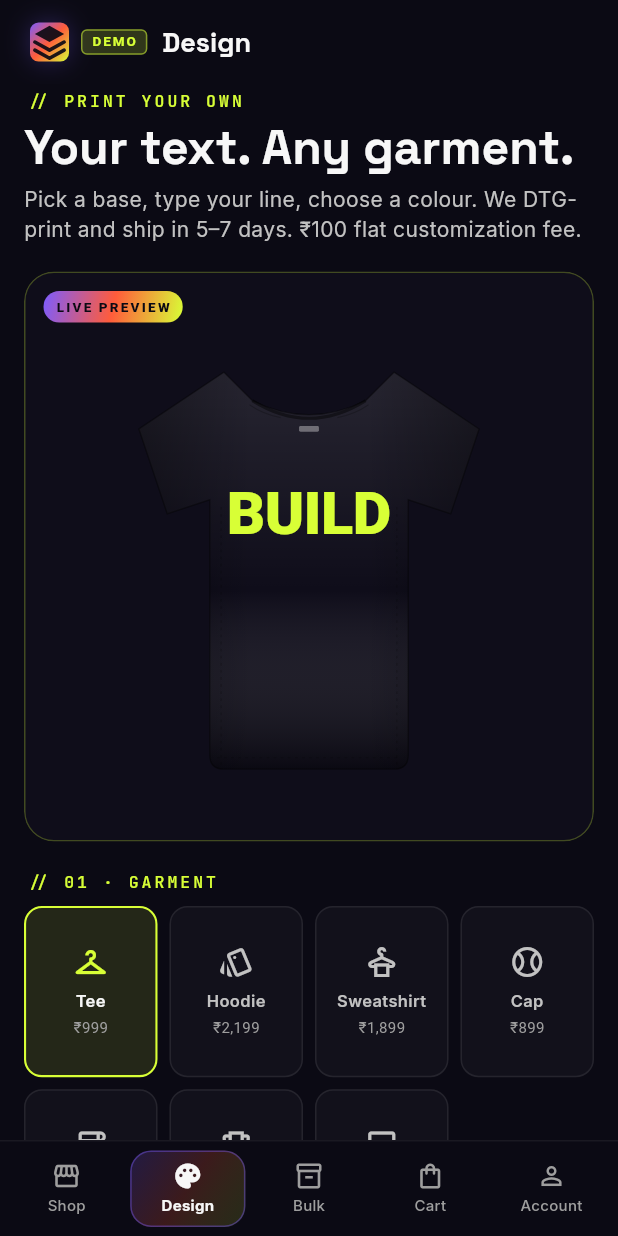
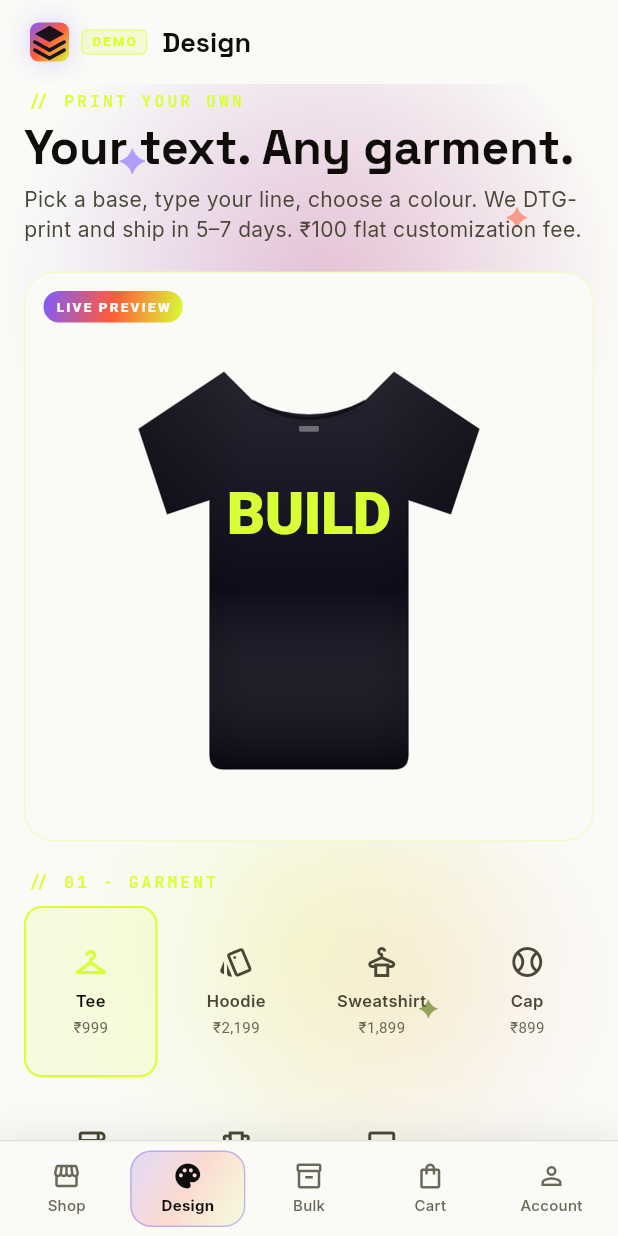
Before and after one commit to Vashishtvineet01/The-wearco, a Flutter app: the screen it shows after launch, item 2 of the bottom bar chosen, on a phone screen of 412 x 824 dp. Run offline on Flutter 3.47's test engine with Material 3 defaults, Android fonts, the phone set to English and light mode, and no system bars; our stand-ins replace dio, flutter_riverpod, go_router, google_fonts, shared_preferences; network calls fail.

Commit message:
feat(mobile): port web's paper + aurora theme to the Flutter app
The mobile app was still on the old dark theme (ink950 scaffold, white-on-
black cards) while the web had pivoted to paper + aurora washes weeks ago.
Port the full web palette + the two signature visual widgets.

core/theme/app_theme.dart
- Add paper50..paper900 palette matching web globals.css
- Signal palette gains limeInk and violetInk ink-variants (readable as text
  on cream — same as web signal.limeInk/violetInk)
- Switch ThemeData.dark -> ThemeData.light + ColorScheme.light
- scaffoldBackgroundColor: paper50, AppBar: paper50, Cards: paper100
- Inputs, buttons, dividers all re-tuned for the light base
- Legacy AppColors.ink* kept as back-compat aliases so every existing
  reference keeps working (ink950 -> paper50, ink50 -> paper900, etc.)

widgets/aurora_backdrop.dart (new)
- Mobile equivalent of web <Aurora /> + spotlight-* utilities
- 4 radial colour blobs + 3 drifting ✦ sparkles behind every tab
- 4 palettes: violet / sunrise / ocean / mint

widgets/brand_loader.dart (new)
- Mobile equivalent of web <BrandLoader />
- Spinning 5-colour conic ring (CustomPainter + SweepGradient+GradientRotation)
- Soft blurred aurora glow behind the ring
- Pulsing lime core + blinking eyebrow dot
- Gradient headline via ShaderMask
- 3 staggered bouncing dots next to 'almost there'

features/shell/home_shell.dart
- Wrap IndexedStack in AuroraBackdrop, rotate palette per tab:
  Shop=sunrise, Design=violet, Bulk=mint, Cart=ocean, Account=sunrise
- Bottom nav now paper50 with soft upward shadow instead of dark bar

features/*/{shop,design,bulk,cart,account}_screen.dart
- Scaffold backgroundColor: Colors.transparent so the shell's aurora
  backdrop bleeds through every tab

features/shop + features/product
- CircularProgressIndicator -> BrandLoader with per-screen eyebrow/title

Co-authored-by: Cursor <cursoragent@cursor.com>

````diff
--- a/mobile/lib/core/theme/app_theme.dart
+++ b/mobile/lib/core/theme/app_theme.dart
@@ -1,20 +1,30 @@
 import 'package:flutter/material.dart';
 import 'package:google_fonts/google_fonts.dart';
 
-/// Brand palette — mirrors the web `tailwind.config.ts` (aurora refresh).
+/// Brand palette — mirrors the web `tailwind.config.ts` + `globals.css`.
+///
+/// The app was originally dark-first (ink950 scaffold, ink50 text).
+/// The web pivoted to a warm paper base with aurora washes, so we did
+/// the same here while preserving every existing `AppColors.ink*`
+/// reference — the ink tokens are now semantic aliases of the
+/// corresponding paper shade (so `ink950` as "primary surface" still
+/// renders as the lightest paper, and `ink50` as "primary text" still
+/// renders as the darkest paper).
 class AppColors {
-  // Ink scale — warmer midnight, not pure black
-  static const Color ink50 = Color(0xFFF7F7F7);
-  static const Color ink100 = Color(0xFFE5E5E5);
-  static const Color ink200 = Color(0xFFC2C2C2);
-  static const Color ink300 = Color(0xFF9E9E9E);
-  static const Color ink400 = Color(0xFF7A7A7A);
-  static const Color ink700 = Color(0xFF211F2C);
-  static const Color ink800 = Color(0xFF161423);
-  static const Color ink900 = Color(0xFF0F0D1A);
-  static const Color ink950 = Color(0xFF0B0A14);
+  // ───────────────────────── Paper palette (web-matched) ─────────────────
+  // Lightest → darkest. 50 is the scaffold, 900 is the primary text.
+  static const Color paper50 = Color(0xFFFAFAF7);  // scaffold
+  static const Color paper100 = Color(0xFFF2F1EA); // card surface
+  static const Color paper200 = Color(0xFFE5E4D9); // borders / muted fill
+  static const Color paper300 = Color(0xFFC9C7B9); // subtle borders
+  static const Color paper400 = Color(0xFFA8A595); // disabled text
+  static const Color paper500 = Color(0xFF8A8778); // tertiary text
+  static const Color paper600 = Color(0xFF6B6859); // secondary text
+  static const Color paper700 = Color(0xFF4A4737); // body text
+  static const Color paper800 = Color(0xFF2A281E); // heading text
+  static const Color paper900 = Color(0xFF0F0D0A); // primary text
 
-  // Signal accents (aurora)
+  // ─────────────── Signal accents (aurora — unchanged from web) ──────────
   static const Color signalLime = Color(0xFFD8FF36);
   static const Color signalCoral = Color(0xFFFF5C3B);
   static const Color signalViolet = Color(0xFF7C5CFF);
@@ -22,43 +32,66 @@ class AppColors {
   static const Color signalPeach = Color(0xFFFF9A6B);
   static const Color signalMint = Color(0xFF5EE3B4);
 
-  // Signature aurora gradient
+  // Ink variants that stay readable as text on cream (web uses these too).
+  static const Color signalLimeInk = Color(0xFF4A6B00);
+  static const Color signalVioletInk = Color(0xFF4A2BFF);
+
+  // Signature aurora gradient — used for CTAs, chips, bottom-nav pill, etc.
   static const LinearGradient auroraGradient = LinearGradient(
     begin: Alignment.topLeft,
     end: Alignment.bottomRight,
     colors: [signalViolet, signalCoral, signalLime],
   );
+
+  // ─────────────── Legacy ink aliases (back-compat with existing code) ──
+  // Any widget still using `AppColors.ink*` keeps working — the semantics
+  // flip for a light theme:
+  //   - ink950 / ink900 were the dark scaffold → now the lightest paper.
+  //   - ink50 / ink100 were the lightest text  → now the darkest text.
+  //   - mid-range ink shades become mid-range paper shades.
+  static const Color ink50 = paper900;   // primary text
+  static const Color ink100 = paper800;  // heading text
+  static const Color ink200 = paper700;  // body text
+  static const Color ink300 = paper600;  // secondary text
+  static const Color ink400 = paper500;  // tertiary text
+  static const Color ink700 = paper200;  // muted fill / borders
+  static const Color ink800 = paper100;  // card surface
+  static const Color ink900 = paper50;   // scaffold
+  static const Color ink950 = paper50;   // scaffold
 }
 
 ThemeData buildAppTheme() {
-  final base = ThemeData.dark(useMaterial3: true);
+  final base = ThemeData.light(useMaterial3: true);
   final displayFont = GoogleFonts.spaceGrotesk;
   final bodyFont = GoogleFonts.inter;
   final monoFont = GoogleFonts.jetBrainsMono;
 
   return base.copyWith(
-    colorScheme: const ColorScheme.dark(
-      brightness: Brightness.dark,
-      primary: AppColors.signalLime,
-      onPrimary: AppColors.ink950,
-      secondary: AppColors.signalViolet,
-      onSecondary: AppColors.ink50,
-      surface: AppColors.ink900,
-      onSurface: AppColors.ink50,
+    colorScheme: const ColorScheme.light(
+      brightness: Brightness.light,
+      primary: AppColors.signalVioletInk,
+      onPrimary: AppColors.paper50,
+      secondary: AppColors.signalCoral,
+      onSecondary: AppColors.paper50,
+      surface: AppColors.paper50,
+      onSurface: AppColors.paper900,
+      surfaceContainerHighest: AppColors.paper100,
       error: AppColors.signalCoral,
-      onError: AppColors.ink50,
+      onError: AppColors.paper50,
+      outline: AppColors.paper200,
     ),
-    scaffoldBackgroundColor: AppColors.ink950,
-    canvasColor: AppColors.ink950,
+    scaffoldBackgroundColor: AppColors.paper50,
+    canvasColor: AppColors.paper50,
     appBarTheme: AppBarTheme(
-      backgroundColor: AppColors.ink950,
-      foregroundColor: AppColors.ink50,
+      backgroundColor: AppColors.paper50,
+      foregroundColor: AppColors.paper900,
+      surfaceTintColor: Colors.transparent,
       elevation: 0,
       centerTitle: false,
       titleTextStyle: displayFont(
         fontSize: 18,
         fontWeight: FontWeight.w700,
-        color: AppColors.ink50,
+        color: AppColors.paper900,
       ),
     ),
     textTheme: base.textTheme
@@ -66,84 +99,87 @@ ThemeData buildAppTheme() {
           displayLarge: displayFont(
             fontSize: 44,
             fontWeight: FontWeight.w700,
-            color: AppColors.ink50,
+            color: AppColors.paper900,
             height: 1.0,
             letterSpacing: -0.5,
           ),
           displayMedium: displayFont(
             fontSize: 32,
             fontWeight: FontWeight.w700,
-            color: AppColors.ink50,
+            color: AppColors.paper900,
             height: 1.05,
           ),
           headlineMedium: displayFont(
             fontSize: 22,
             fontWeight: FontWeight.w600,
-            color: AppColors.ink50,
+            color: AppColors.paper900,
           ),
           titleLarge: displayFont(
             fontSize: 16,
             fontWeight: FontWeight.w600,
-            color: AppColors.ink50,
+            color: AppColors.paper900,
           ),
           titleMedium: displayFont(
             fontSize: 14,
             fontWeight: FontWeight.w600,
-            color: AppColors.ink50,
+            color: AppColors.paper900,
           ),
           bodyLarge: bodyFont(
             fontSize: 16,
-            color: AppColors.ink100,
+            color: AppColors.paper800,
             height: 1.45,
           ),
           bodyMedium: bodyFont(
             fontSize: 14,
-            color: AppColors.ink200,
+            color: AppColors.paper700,
             height: 1.45,
           ),
           bodySmall: bodyFont(
             fontSize: 12,
-            color: AppColors.ink300,
+            color: AppColors.paper600,
           ),
           labelMedium: monoFont(
             fontSize: 11,
-            color: AppColors.ink300,
+            color: AppColors.paper600,
             letterSpacing: 2,
           ),
           labelSmall: monoFont(
             fontSize: 10,
-            color: AppColors.ink400,
+            color: AppColors.paper500,
             letterSpacing: 1.8,
           ),
         ),
     inputDecorationTheme: InputDecorationTheme(
       filled: true,
-      fillColor: Colors.black.withValues(alpha: 0.4),
+      fillColor: AppColors.paper100.withValues(alpha: 0.7),
       border: OutlineInputBorder(
-        borderRadius: BorderRadius.circular(10),
-        borderSide: const BorderSide(color: Colors.white10),
+        borderRadius: BorderRadius.circular(12),
+        borderSide: const BorderSide(color: AppColors.paper200),
       ),
       enabledBorder: OutlineInputBorder(
-        borderRadius: BorderRadius.circular(10),
-        borderSide: const BorderSide(color: Colors.white10),
+        borderRadius: BorderRadius.circular(12),
+        borderSide: const BorderSide(color: AppColors.paper200),
       ),
       focusedBorder: OutlineInputBorder(
-        borderRadius: BorderRadius.circular(10),
-        borderSide: BorderSide(color: AppColors.signalLime.withValues(alpha: 0.5)),
+        borderRadius: BorderRadius.circular(12),
+        borderSide: BorderSide(
+          color: AppColors.signalVioletInk.withValues(alpha: 0.5),
+          width: 1.5,
+        ),
       ),
       labelStyle: monoFont(
         fontSize: 11,
-        color: AppColors.ink300,
+        color: AppColors.paper600,
         letterSpacing: 2,
       ),
-      hintStyle: bodyFont(fontSize: 14, color: AppColors.ink400),
+      hintStyle: bodyFont(fontSize: 14, color: AppColors.paper500),
     ),
     elevatedButtonTheme: ElevatedButtonThemeData(
       style: ElevatedButton.styleFrom(
-        // Note: Material ElevatedButton doesn't support gradients natively;
-        // wrap in an Ink / DecoratedBox at call site for the full aurora look.
-        backgroundColor: AppColors.signalViolet,
-        foregroundColor: AppColors.ink50,
+        // Material's ElevatedButton doesn't support gradients directly;
+        // call sites wrap with a DecoratedBox for the full aurora look.
+        backgroundColor: AppColors.signalVioletInk,
+        foregroundColor: AppColors.paper50,
         padding: const EdgeInsets.symmetric(horizontal: 20, vertical: 14),
         shape: RoundedRectangleBorder(
           borderRadius: BorderRadius.circular(999),
@@ -156,8 +192,8 @@ ThemeData buildAppTheme() {
     ),
     outlinedButtonTheme: OutlinedButtonThemeData(
       style: OutlinedButton.styleFrom(
-        foregroundColor: AppColors.ink50,
-        side: const BorderSide(color: Colors.white24),
+        foregroundColor: AppColors.paper900,
+        side: const BorderSide(color: AppColors.paper300),
         padding: const EdgeInsets.symmetric(horizontal: 20, vertical: 14),
         shape: RoundedRectangleBorder(
           borderRadius: BorderRadius.circular(999),
@@ -165,14 +201,15 @@ ThemeData buildAppTheme() {
       ),
     ),
     cardTheme: CardThemeData(
-      color: Colors.white.withValues(alpha: 0.02),
+      color: AppColors.paper100.withValues(alpha: 0.7),
       elevation: 0,
       shape: RoundedRectangleBorder(
-        side: const BorderSide(color: Colors.white10),
+        side: const BorderSide(color: AppColors.paper200),
         borderRadius: BorderRadius.circular(16),
       ),
       margin: EdgeInsets.zero,
     ),
-    dividerColor: Colors.white10,
+    dividerColor: AppColors.paper200,
+    iconTheme: const IconThemeData(color: AppColors.paper800),
   );
 }
--- a/mobile/lib/features/account/account_screen.dart
+++ b/mobile/lib/features/account/account_screen.dart
@@ -65,6 +65,7 @@ class _AccountScreenState extends ConsumerState<AccountScreen> {
   @override
   Widget build(BuildContext context) {
     return Scaffold(
+      backgroundColor: Colors.transparent,
       appBar: AppBar(
         title: Row(
           mainAxisSize: MainAxisSize.min,
--- a/mobile/lib/features/bulk/bulk_screen.dart
+++ b/mobile/lib/features/bulk/bulk_screen.dart
@@ -66,6 +66,7 @@ class _BulkScreenState extends ConsumerState<BulkScreen> {
   Widget build(BuildContext context) {
     if (_sent) {
       return Scaffold(
+        backgroundColor: Colors.transparent,
         appBar: AppBar(
           titleSpacing: 20,
           title: Row(
@@ -128,6 +129,7 @@ class _BulkScreenState extends ConsumerState<BulkScreen> {
     }
 
     return Scaffold(
+      backgroundColor: Colors.transparent,
       appBar: AppBar(
         titleSpacing: 20,
         title: Row(
--- a/mobile/lib/features/cart/cart_screen.dart
+++ b/mobile/lib/features/cart/cart_screen.dart
@@ -25,6 +25,7 @@ class CartScreen extends ConsumerWidget {
     final total = cart.subtotal + shipping;
 
     return Scaffold(
+      backgroundColor: Colors.transparent,
       appBar: AppBar(
         titleSpacing: 20,
         title: Row(
--- a/mobile/lib/features/design/design_screen.dart
+++ b/mobile/lib/features/design/design_screen.dart
@@ -166,6 +166,7 @@ class _DesignScreenState extends ConsumerState<DesignScreen> {
   @override
   Widget build(BuildContext context) {
     return Scaffold(
+      backgroundColor: Colors.transparent,
       appBar: AppBar(
         titleSpacing: 20,
         title: Row(
--- a/mobile/lib/features/product/product_screen.dart
+++ b/mobile/lib/features/product/product_screen.dart
@@ -7,6 +7,7 @@ import '../../core/api/api_providers.dart';
 import '../../core/models/cart_item.dart';
 import '../../core/models/product.dart';
 import '../../core/theme/app_theme.dart';
+import '../../widgets/brand_loader.dart';
 import '../../core/util/format.dart';
 import '../cart/cart_controller.dart';
 import '../shop/product_mockup.dart';
@@ -38,8 +39,9 @@ class _ProductScreenState extends ConsumerState<ProductScreen> {
         ),
       ),
       body: async.when(
-        loading: () => const Center(
-          child: CircularProgressIndicator(color: AppColors.signalLime),
+        loading: () => const BrandLoader(
+          eyebrow: 'Loading product',
+          title: 'Threading the mockup.',
         ),
         error: (err, _) => Center(
           child: Padding(
--- a/mobile/lib/features/shell/home_shell.dart
+++ b/mobile/lib/features/shell/home_shell.dart
@@ -2,6 +2,7 @@ import 'package:flutter/material.dart';
 import 'package:flutter_riverpod/flutter_riverpod.dart';
 
 import '../../core/theme/app_theme.dart';
+import '../../widgets/aurora_backdrop.dart';
 import '../account/account_screen.dart';
 import '../bulk/bulk_screen.dart';
 import '../cart/cart_controller.dart';
@@ -44,12 +45,29 @@ class _HomeShellState extends ConsumerState<HomeShell> {
     AccountScreen(),
   ];
 
+  // Per-tab aurora palette so each screen has its own colour mood,
+  // matching the way the web rotates spotlight-violet / sunrise / ocean.
+  static const _palettes = <AuroraPalette>[
+    AuroraPalette.sunrise, // Shop
+    AuroraPalette.violet,  // Design
+    AuroraPalette.mint,    // Bulk
+    AuroraPalette.ocean,   // Cart
+    AuroraPalette.sunrise, // Account
+  ];
+
   @override
   Widget build(BuildContext context) {
     final cart = ref.watch(cartProvider);
 
     return Scaffold(
-      body: IndexedStack(index: _index, children: _screens),
+      // Transparent so AuroraBackdrop shows through — the shell owns the
+      // page wash, each tab's Scaffold is also transparent so the backdrop
+      // bleeds under the entire content.
+      backgroundColor: Colors.transparent,
+      body: AuroraBackdrop(
+        palette: _palettes[_index],
+        child: IndexedStack(index: _index, children: _screens),
+      ),
       bottomNavigationBar: _BottomBar(
         index: _index,
         cartCount: cart.count,
@@ -73,11 +91,18 @@ class _BottomBar extends StatelessWidget {
   @override
   Widget build(BuildContext context) {
     return Container(
-      decoration: BoxDecoration(
-        color: AppColors.ink950,
+      decoration: const BoxDecoration(
+        color: AppColors.paper50,
         border: Border(
-          top: BorderSide(color: Colors.white.withValues(alpha: 0.06)),
+          top: BorderSide(color: AppColors.paper200),
         ),
+        boxShadow: [
+          BoxShadow(
+            color: Color(0x14000000),
+            blurRadius: 20,
+            offset: Offset(0, -4),
+          ),
+        ],
       ),
       child: SafeArea(
         top: false,
--- /dev/null
+++ b/mobile/lib/widgets/aurora_backdrop.dart
@@ -0,0 +1,209 @@
+import 'dart:math' as math;
+import 'package:flutter/material.dart';
+
+import '../core/theme/app_theme.dart';
+
+/// Decorative aurora wash — mobile equivalent of the web's `<Aurora />`
+/// component + `spotlight-*` utility classes.
+///
+/// Drops a stack of soft radial colour blobs behind the screen content so
+/// the paper base doesn't read as flat white. Each blob is a large blurred
+/// circle with low alpha. Optionally scatters three floating `✦` sparkles
+/// over the top for extra personality.
+///
+/// Usage:
+/// ```dart
+/// Scaffold(
+///   body: AuroraBackdrop(
+///     palette: AuroraPalette.violet,
+///     child: ListView(children: [...]),
+///   ),
+/// );
+/// ```
+enum AuroraPalette { violet, sunrise, ocean, mint }
+
+class AuroraBackdrop extends StatelessWidget {
+  const AuroraBackdrop({
+    super.key,
+    required this.child,
+    this.palette = AuroraPalette.violet,
+    this.sparkles = true,
+    this.intensity = 1.0,
+  });
+
+  final Widget child;
+  final AuroraPalette palette;
+  final bool sparkles;
+
+  /// Multiplier on blob opacity. 1.0 = default, 0.6 = whisper, 1.4 = loud.
+  final double intensity;
+
+  List<_Blob> _blobs() {
+    switch (palette) {
+      case AuroraPalette.violet:
+        return const [
+          _Blob(AppColors.signalViolet, 420, Alignment(-1.2, -1.1), 0.22),
+          _Blob(AppColors.signalCoral, 380, Alignment(1.1, -1.0), 0.18),
+          _Blob(AppColors.signalLime, 340, Alignment(0.0, 1.2), 0.18),
+          _Blob(AppColors.signalPeach, 300, Alignment(1.1, 1.2), 0.14),
+        ];
+      case AuroraPalette.sunrise:
+        return const [
+          _Blob(AppColors.signalCoral, 440, Alignment(-1.2, -1.1), 0.22),
+          _Blob(AppColors.signalViolet, 380, Alignment(1.1, -1.0), 0.18),
+          _Blob(AppColors.signalLime, 340, Alignment(0.6, 1.2), 0.18),
+          _Blob(AppColors.signalSky, 300, Alignment(-1.0, 1.2), 0.14),
+        ];
+      case AuroraPalette.ocean:
+        return const [
+          _Blob(AppColors.signalViolet, 420, Alignment(-1.2, -1.1), 0.22),
+          _Blob(AppColors.signalSky, 360, Alignment(1.1, -1.0), 0.18),
+          _Blob(AppColors.signalLime, 340, Alignment(0.0, 1.2), 0.16),
+          _Blob(AppColors.signalPeach, 300, Alignment(1.1, 1.2), 0.14),
+        ];
+      case AuroraPalette.mint:
+        return const [
+          _Blob(AppColors.signalMint, 420, Alignment(-1.2, -1.1), 0.22),
+          _Blob(AppColors.signalSky, 380, Alignment(1.1, -1.0), 0.18),
+          _Blob(AppColors.signalLime, 340, Alignment(0.0, 1.2), 0.18),
+          _Blob(AppColors.signalViolet, 300, Alignment(1.1, 1.2), 0.12),
+        ];
+    }
+  }
+
+  @override
+  Widget build(BuildContext context) {
+    final blobs = _blobs();
+    return RepaintBoundary(
+      child: Stack(
+        children: [
+          // Lightest paper base so the blobs blend cleanly.
+          const Positioned.fill(
+            child: ColoredBox(color: AppColors.paper50),
+          ),
+          // Soft radial washes.
+          for (final b in blobs)
+            Positioned.fill(
+              child: IgnorePointer(
+                child: Align(
+                  alignment: b.align,
+                  child: Container(
+                    width: b.size,
+                    height: b.size,
+                    decoration: BoxDecoration(
+                      shape: BoxShape.circle,
+                      gradient: RadialGradient(
+                        colors: [
+                          b.color
+                              .withValues(alpha: b.opacity * intensity),
+                          b.color.withValues(alpha: 0),
+                        ],
+                        stops: const [0.0, 1.0],
+                      ),
+                    ),
+                  ),
+                ),
+              ),
+            ),
+          // Floating sparkles.
+          if (sparkles) const _Sparkles(),
+          // Actual screen content on top.
+          child,
+        ],
+      ),
+    );
+  }
+}
+
+class _Blob {
+  const _Blob(this.color, this.size, this.align, this.opacity);
+  final Color color;
+  final double size;
+  final Alignment align;
+  final double opacity;
+}
+
+/// Three ✦ marks that drift up-and-down. Pure cosmetic.
+class _Sparkles extends StatefulWidget {
+  const _Sparkles();
+
+  @override
+  State<_Sparkles> createState() => _SparklesState();
+}
+
+class _SparklesState extends State<_Sparkles>
+    with SingleTickerProviderStateMixin {
+  late final AnimationController _c;
+
+  @override
+  void initState() {
+    super.initState();
+    _c = AnimationController(
+      vsync: this,
+      duration: const Duration(seconds: 6),
+    )..repeat();
+  }
+
+  @override
+  void dispose() {
+    _c.dispose();
+    super.dispose();
+  }
+
+  @override
+  Widget build(BuildContext context) {
+    return Positioned.fill(
+      child: IgnorePointer(
+        child: AnimatedBuilder(
+          animation: _c,
+          builder: (context, _) {
+            final t = _c.value * 2 * math.pi;
+            return Stack(
+              children: [
+                _Sparkle(
+                  offset: Alignment(-0.6, -0.75 + 0.05 * math.sin(t)),
+                  color: AppColors.signalViolet.withValues(alpha: 0.55),
+                  size: 22,
+                ),
+                _Sparkle(
+                  offset:
+                      Alignment(0.7, -0.6 + 0.05 * math.sin(t + 2.0)),
+                  color: AppColors.signalCoral.withValues(alpha: 0.55),
+                  size: 18,
+                ),
+                _Sparkle(
+                  offset:
+                      Alignment(0.4, 0.75 + 0.05 * math.sin(t + 4.0)),
+                  color: AppColors.signalLimeInk.withValues(alpha: 0.6),
+                  size: 16,
+                ),
+              ],
+            );
+          },
+        ),
+      ),
+    );
+  }
+}
+
+class _Sparkle extends StatelessWidget {
+  const _Sparkle({
+    required this.offset,
+    required this.color,
+    required this.size,
+  });
+  final Alignment offset;
+  final Color color;
+  final double size;
+
+  @override
+  Widget build(BuildContext context) {
+    return Align(
+      alignment: offset,
+      child: Text(
+        '✦',
+        style: TextStyle(color: color, fontSize: size),
+      ),
+    );
+  }
+}
````
Also changed, not shown: mobile/lib/features/shop/shop_screen.dart (+6 -2 lines), mobile/lib/widgets/brand_loader.dart (added, +284 -0 lines).
